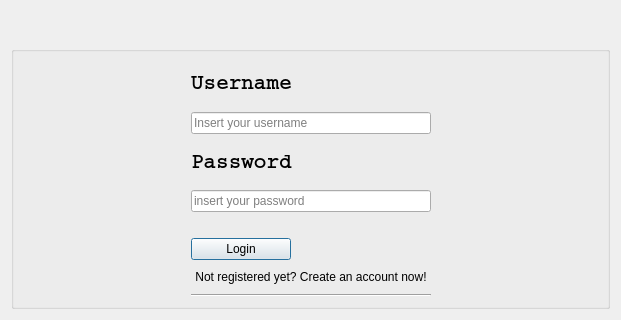
PoliDox/PoliDox, file client/log_dialog.ui: the form before one commit; both pictures show x 0 to 621 and y 234 to 554 of the 621 by 554 pixel window.
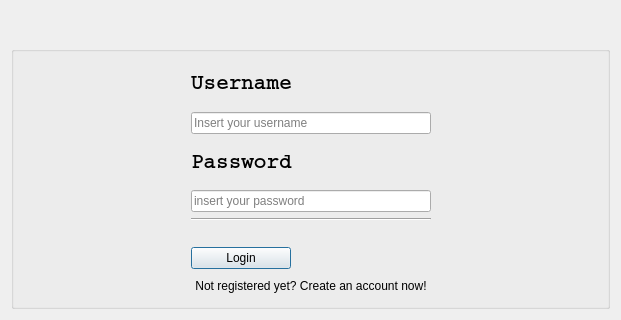
The form after the commit.

The edit to the form file:
```diff
--- a/client/log_dialog.ui
+++ b/client/log_dialog.ui
@@ -68,13 +68,6 @@
         </property>
        </spacer>
       </item>
-      <item row="6" column="1">
-       <widget class="Line" name="line">
-        <property name="orientation">
-         <enum>Qt::Horizontal</enum>
-        </property>
-       </widget>
-      </item>
       <item row="3" column="1">
        <layout class="QVBoxLayout" name="verticalLayout">
         <item>
@@ -148,6 +141,13 @@
           </property>
          </widget>
         </item>
+        <item>
+         <widget class="Line" name="line">
+          <property name="orientation">
+           <enum>Qt::Horizontal</enum>
+          </property>
+         </widget>
+        </item>
         <item>
          <spacer name="verticalSpacer">
           <property name="orientation">
```
